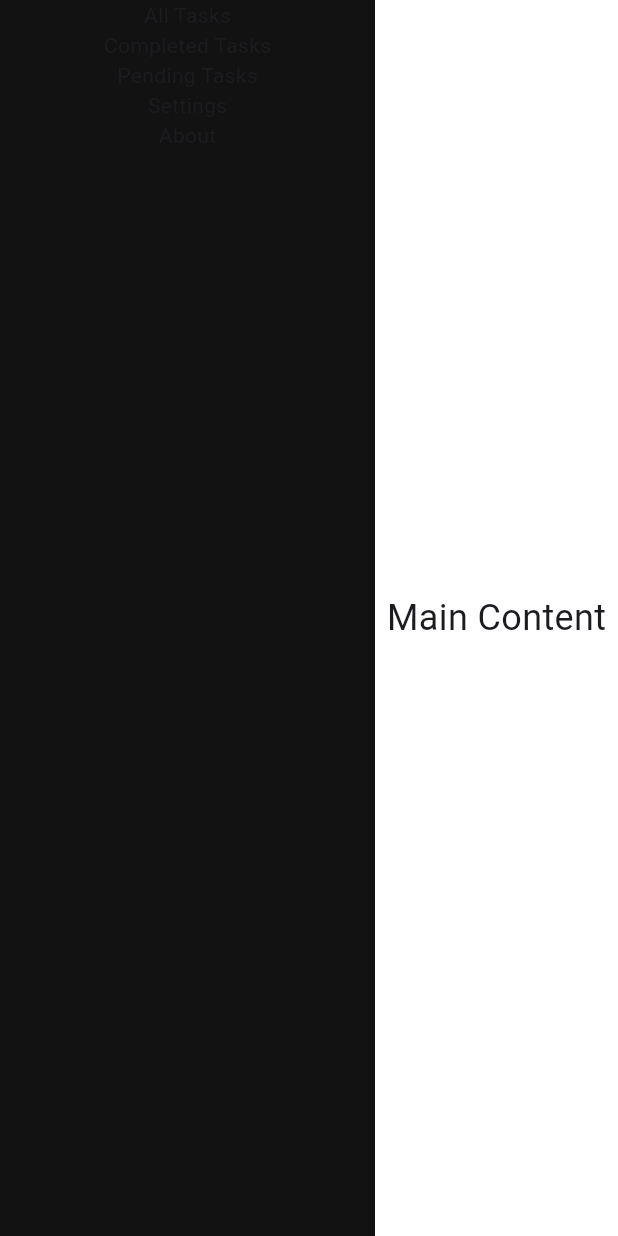
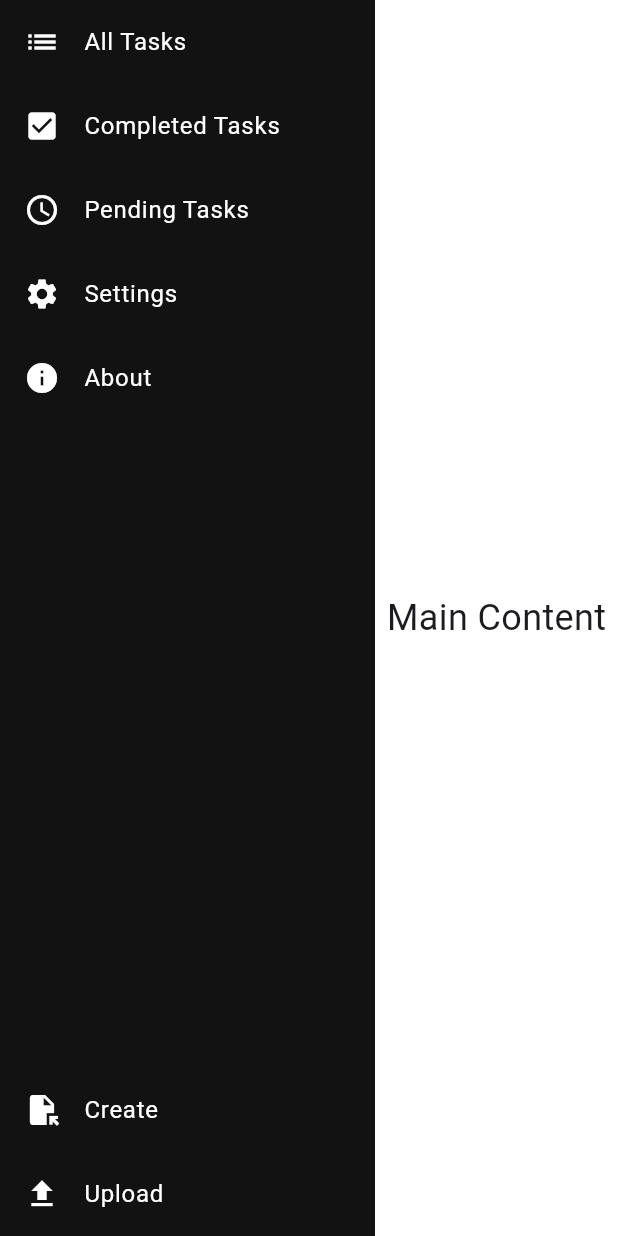
Before and after one commit to sohamsangole/taskflow, a Flutter app: the screen it shows after launch, on a phone screen of 412 x 824 dp. Run offline on Flutter 3.47's test engine with Material 3 defaults, Android fonts, the phone set to English and light mode, and no system bars.

Commit message:
added contents in sidebar

```diff
--- a/lib/components/sidebar.dart
+++ b/lib/components/sidebar.dart
@@ -7,16 +7,41 @@ class SideBar extends StatelessWidget {
   Widget build(BuildContext context) {
     return Container(
       width: 250,
-      color: Color.fromRGBO(18, 18, 18, 1),
+      color: const Color.fromRGBO(18, 18, 18, 1),
       child: Column(
         children: [
-          Text("All Tasks"),
-          Text("Completed Tasks"),
-          Text("Pending Tasks"),
-          Text("Settings"),
-          Text("About"),
+          _buildMenuItem(context, Icons.list, 'All Tasks', () {
+            Navigator.pushNamed(context, '/all-tasks');
+          }),
+          _buildMenuItem(context, Icons.check_box, 'Completed Tasks', () {
+            Navigator.pushNamed(context, '/completed-tasks');
+          }),
+          _buildMenuItem(context, Icons.access_time, 'Pending Tasks', () {
+            Navigator.pushNamed(context, '/pending-tasks');
+          }),
+          _buildMenuItem(context, Icons.settings, 'Settings', () {
+            Navigator.pushNamed(context, '/settings');
+          }),
+          _buildMenuItem(context, Icons.info, 'About', () {
+            Navigator.pushNamed(context, '/about');
+          }),
+          Spacer(),
+          _buildMenuItem(context, Icons.file_open, 'Create', () {}),
+          _buildMenuItem(context, Icons.file_upload, 'Upload', () {}),
         ],
       ),
     );
   }
+
+  Widget _buildMenuItem(
+      BuildContext context, IconData icon, String title, VoidCallback onTap) {
+    return ListTile(
+      leading: Icon(icon, color: Colors.white),
+      title: Text(
+        title,
+        style: const TextStyle(color: Colors.white),
+      ),
+      onTap: onTap,
+    );
+  }
 }
```
